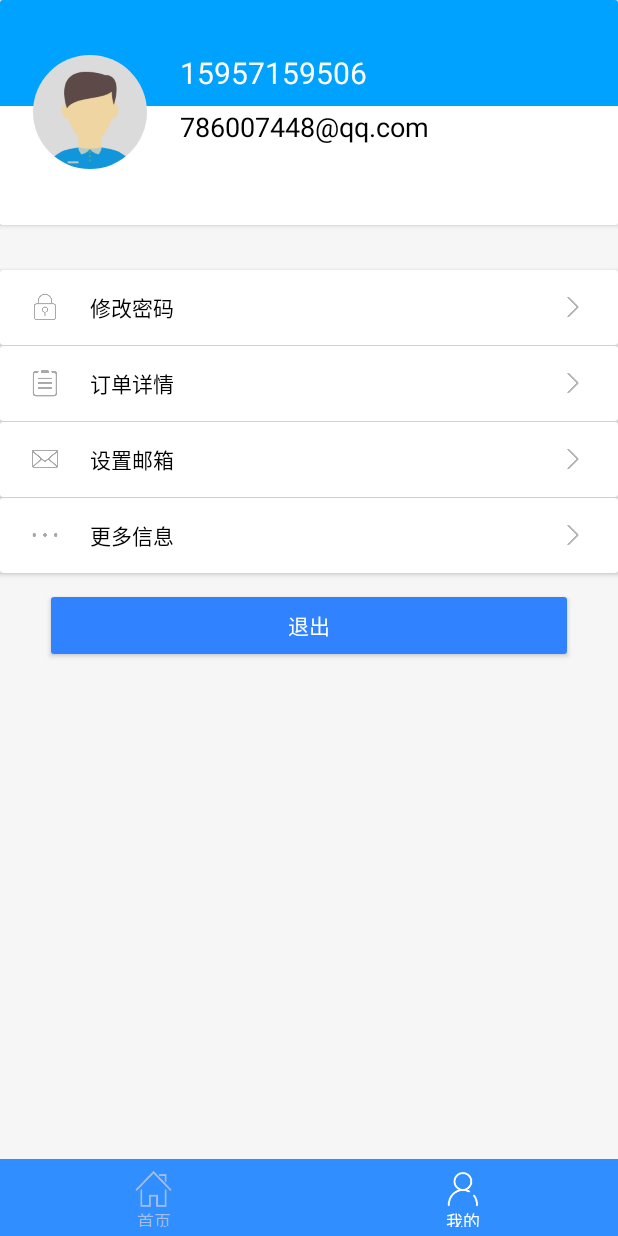
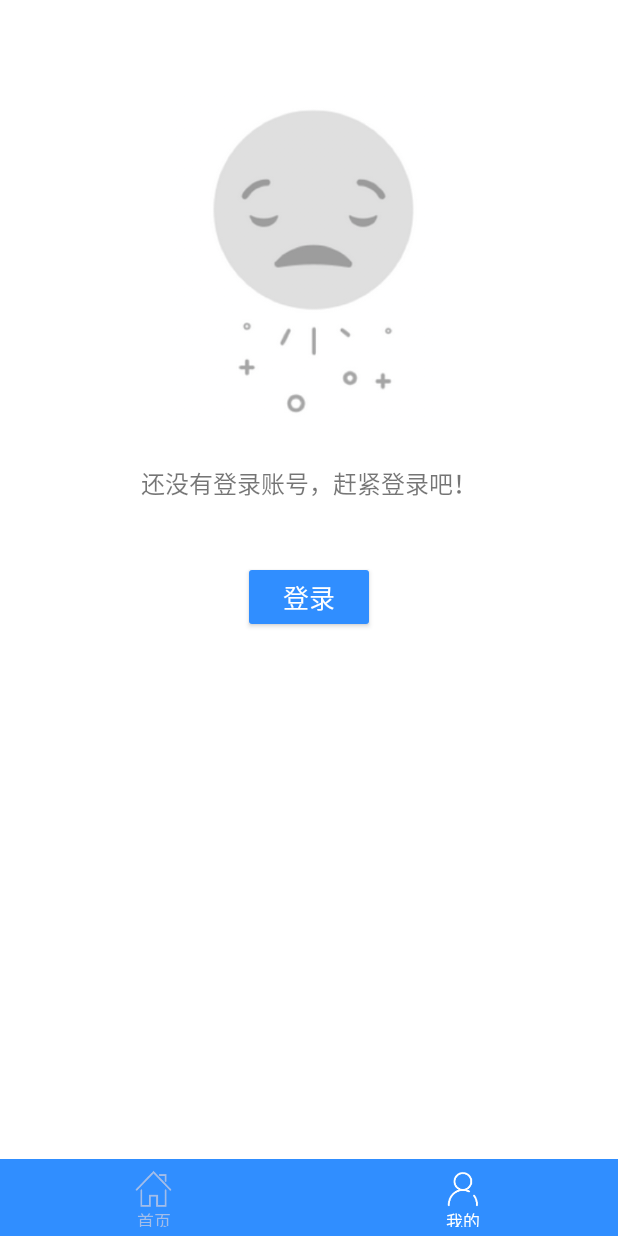
Before and after one commit to Evenss/TicketAssistant, an Android app: the screen it shows after launch (MainActivity), item 2 of the bottom bar chosen, on a phone screen of 412 x 824 dp. Run offline under Robolectric (Android 15) with nearby library versions, the phone set to English and light mode, and no system bars; our stand-ins replace CircleImageView; libraries missing offline, so code that uses them is left out: com.fourmob.datetimepicker, com.zaaach.citypicker; 1 statement that could not run was skipped.

Commit message:
加入网络权限

```diff
--- a/app/src/main/AndroidManifest.xml
+++ b/app/src/main/AndroidManifest.xml
@@ -1,6 +1,8 @@
 <?xml version="1.0" encoding="utf-8"?>
 <manifest xmlns:android="http://schemas.android.com/apk/res/android"
     package="com.graduation.even.graduationclient">
+
+    <uses-permission android:name="android.permission.INTERNET"/>
 
     <meta-data
         android:name="com.amap.api.v2.apikey"
--- a/app/src/main/java/com/graduation/even/graduationclient/net/connector/NetworkConnector.java
+++ b/app/src/main/java/com/graduation/even/graduationclient/net/connector/NetworkConnector.java
@@ -66,12 +66,6 @@ public class NetworkConnector {
     // 登录
     public void login(String phone, String pwd, final NetCallBack callBack) {
         PLog.i("login, url is " + API.URL_LOGIN);
-
-        if (mUserInfo.isTokenInvalid()) {
-            PLog.e("user token is invalid");
-            callBack.onTokenInvalid();
-            return;
-        }
 
         LoginRequest loginRequest = new LoginRequest(phone, pwd);
         RequestBody body = RequestBody.create(JSON, mGson.toJson(loginRequest));
--- a/app/src/main/res/layout/fragment_my_info.xml
+++ b/app/src/main/res/layout/fragment_my_info.xml
@@ -8,7 +8,6 @@
     android:orientation="vertical">
 
     <RelativeLayout
-        android:visibility="gone"
         android:id="@+id/rl_login_prompt"
         android:layout_width="match_parent"
         android:layout_height="match_parent">
```
